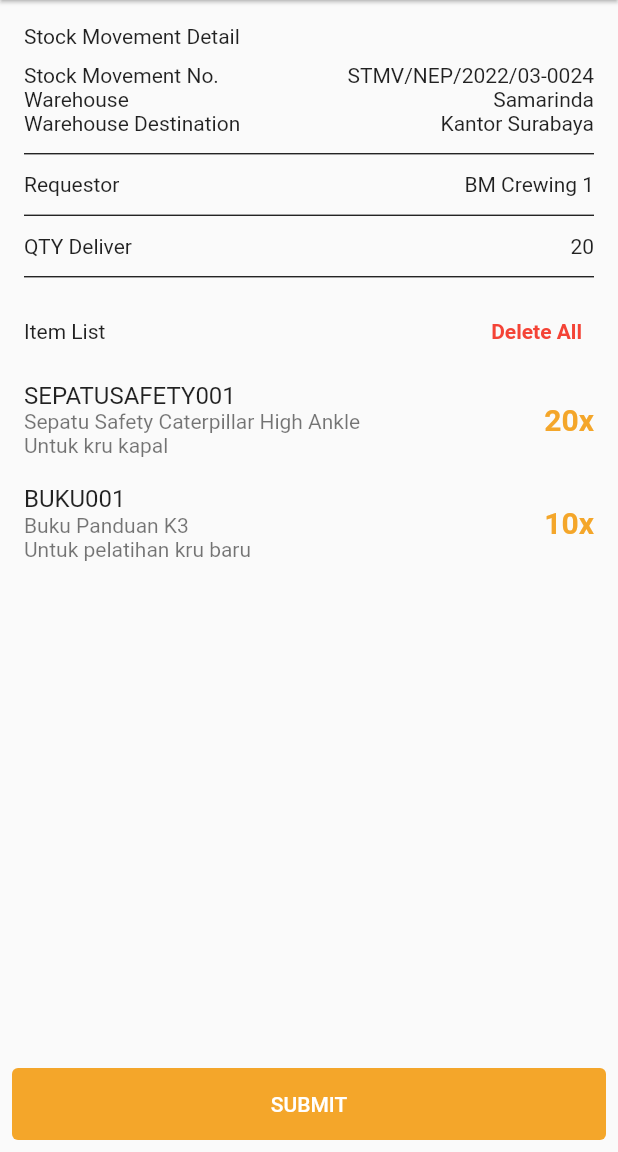
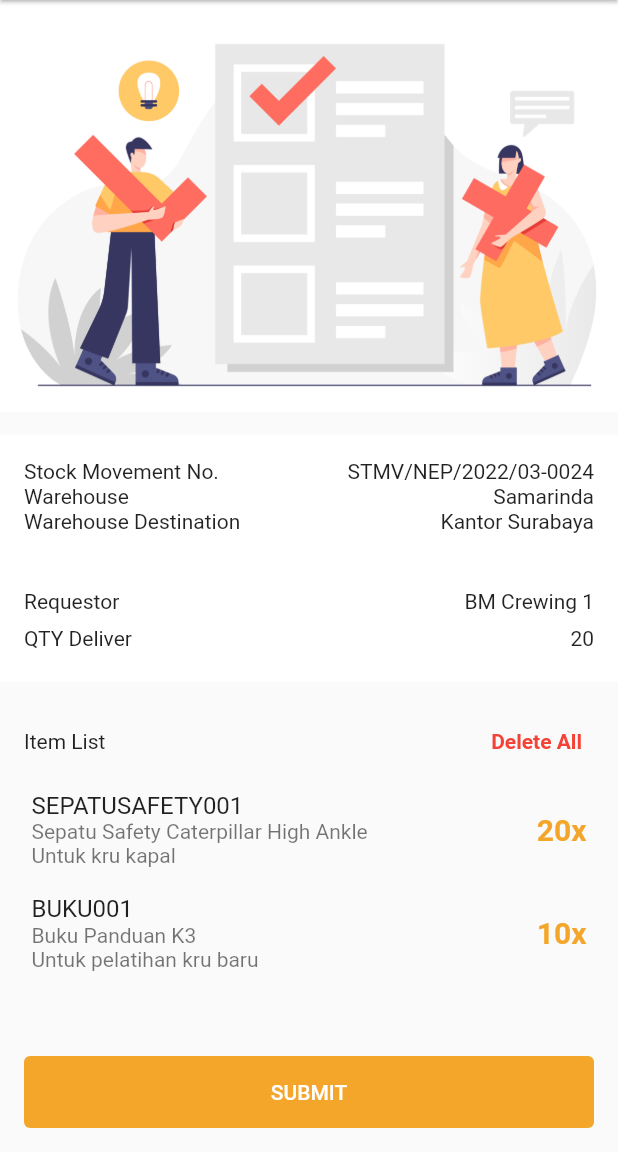
Before and after one commit to daydream410/v2rp, a Flutter app: the StockMovement2 screen opened directly, after a tap on "Load Data", after a tap on "SAVE DATA", on a phone screen of 412 x 824 dp, the part 84-1236 px from its top. Run offline on Flutter 3.47's test engine with Material 2 defaults, Android fonts, the phone set to English and light mode, and no system bars; drawn by our look-alikes of flutter_slidable; our stand-ins replace animated_splash_screen, cached_network_image, curved_navigation_bar, get, hexcolor, image_picker and 3 more; missing offline and left inert: mobile_scanner; accounts and stored records are empty; network calls fail.

Commit message:
sm new ui

```diff
--- a/lib/BE/controller.dart
+++ b/lib/BE/controller.dart
@@ -44,4 +44,8 @@
   Rx<TextEditingController> itReffController = TextEditingController().obs;
   Rx<TextEditingController> itWhController = TextEditingController().obs;
   Rx<TextEditingController> itSppbjController = TextEditingController().obs;
+
+  //sm
+  Rx<TextEditingController> smReffController = TextEditingController().obs;
+  Rx<TextEditingController> smWhController = TextEditingController().obs;
 }
--- a/lib/FE/SM/stock_movement2.dart
+++ b/lib/FE/SM/stock_movement2.dart
@@ -9,6 +9,8 @@
 import 'package:v2rp1/FE/SM/detail_sm.dart';
 import 'package:v2rp1/FE/SM/stock_movement.dart';
 import 'package:v2rp1/FE/SM/stock_movement3.dart';
+
+import '../../BE/controller.dart';
 
 // import 'internal_transfer3.dart';
 
@@ -22,6 +24,7 @@
 class _StockMovement2State extends State<StockMovement2> {
   bool isVisible = false;
   final controllerWh = TextEditingController();
+  static TextControllers textControllers = Get.put(TextControllers());
 
   @override
   Widget build(BuildContext context) {
@@ -30,7 +33,7 @@
         showDialog(
           context: context,
           builder: (context) => AlertDialog(
-            title: const Text('Are u sure?'),
+            title: const Text('Are You sure?'),
             content: const Text('Do you want to exit the App?'),
             actions: [
               TextButton(
@@ -72,26 +75,16 @@
                 crossAxisAlignment: CrossAxisAlignment.stretch,
                 children: [
                   TextField(
-                    controller: controllerWh,
+                    controller: textControllers.smWhController.value,
+                    onSubmitted: (value) {},
                     decoration: InputDecoration(
                       prefixIcon: const Icon(Icons.warehouse),
                       hintText: 'Warehouse',
                       border: OutlineInputBorder(
-                          borderRadius: BorderRadius.circular(15),
+                          borderRadius: BorderRadius.circular(5),
                           borderSide: const BorderSide(color: Colors.black)),
                     ),
                   ),
-                  // const SizedBox(height: 10.0),
-                  // TextField(
-                  //   controller: controllerSppbj,
-                  //   decoration: InputDecoration(
-                  //     prefixIcon: const Icon(Icons.article),
-                  //     hintText: 'SPPBJ No.',
-                  //     border: OutlineInputBorder(
-                  //         borderRadius: BorderRadius.circular(15),
-                  //         borderSide: const BorderSide(color: Colors.black)),
-                  //   ),
-                  // ),
                   const SizedBox(height: 10.0),
                   TextButton(
                     onPressed: () => setState(() => isVisible = !isVisible),
@@ -176,7 +169,7 @@
         bottomNavigationBar: Visibility(
           visible: isVisible,
           child: Padding(
-            padding: const EdgeInsets.all(8.0),
+            padding: const EdgeInsets.all(16.0),
             child: TextButton(
               child: const Padding(
                 padding: EdgeInsets.all(8.0),
--- a/lib/FE/SM/stock_movement3.dart
+++ b/lib/FE/SM/stock_movement3.dart
@@ -20,7 +20,7 @@
         showDialog(
           context: context,
           builder: (context) => AlertDialog(
-            title: const Text('Are u sure?'),
+            title: const Text('Are You sure?'),
             content: const Text('Do you want to exit the App?'),
             actions: [
               TextButton(
@@ -46,25 +46,32 @@
           leading: IconButton(
             icon: const Icon(Icons.arrow_back),
             onPressed: () {
-              // Navigator.push(
-              //   context,
-              //   MaterialPageRoute(builder: (context) => const StockMovement2()),
-              // );
               Get.to(StockMovement3());
             },
           ),
         ),
         body: SafeArea(
           child: SingleChildScrollView(
+            child: Column(
+              children: [
+                const Image(
+                  image: AssetImage('images/vb_conf.jpg'),
+                ),
+                const SizedBox(
+                  height: 15.0,
+                ),
+                Column(
+                  crossAxisAlignment: CrossAxisAlignment.start,
+                  children: [
+                    Container(
+                      width: MediaQuery.of(context).size.width * 1,
+                      height: MediaQuery.of(context).size.height * 0.1,
+                      color: Colors.white,
                       child: Padding(
                         padding: const EdgeInsets.all(16.0),
                         child: Column(
+                          mainAxisAlignment: MainAxisAlignment.spaceAround,
                           children: [
-                  Column(
-                    crossAxisAlignment: CrossAxisAlignment.start,
-                    children: [
-                      const Text('Stock Movement Detail'),
-                      const SizedBox(height: 10.0),
                             Row(
                               mainAxisAlignment: MainAxisAlignment.spaceBetween,
                               children: const [
@@ -86,22 +93,25 @@
                                 Text('Kantor Surabaya'),
                               ],
                             ),
-                      const Divider(
-                        color: Colors.black,
-                        thickness: 0.8,
-                        height: 25,
+                          ],
                         ),
+                      ),
+                    ),
+                    Container(
+                      width: MediaQuery.of(context).size.width * 1,
+                      height: MediaQuery.of(context).size.height * 0.1,
+                      color: Colors.white,
+                      child: Padding(
+                        padding: const EdgeInsets.all(16.0),
+                        child: Column(
+                          mainAxisAlignment: MainAxisAlignment.spaceAround,
+                          children: [
                             Row(
                               mainAxisAlignment: MainAxisAlignment.spaceBetween,
                               children: const [
                                 Text('Requestor'),
                                 Text('BM Crewing 1'),
                               ],
-                      ),
-                      const Divider(
-                        color: Colors.black,
-                        thickness: 0.8,
-                        height: 25,
                             ),
                             Row(
                               mainAxisAlignment: MainAxisAlignment.spaceBetween,
@@ -110,11 +120,20 @@
                                 Text('20'),
                               ],
                             ),
-                      const Divider(
-                        color: Colors.black,
-                        thickness: 0.8,
-                        height: 25,
+                          ],
                         ),
+                      ),
+                    ),
+                    // const Divider(
+                    //   color: Colors.black,
+                    //   thickness: 0.8,
+                    //   height: 25,
+                    // ),
+
+                    Padding(
+                      padding: const EdgeInsets.all(16.0),
+                      child: Column(
+                        children: [
                           Row(
                             mainAxisAlignment: MainAxisAlignment.spaceBetween,
                             children: [
@@ -148,8 +167,8 @@
                               ],
                             ),
                             child: ListTile(
-                          contentPadding:
-                              const EdgeInsets.symmetric(vertical: 5.0),
+                              contentPadding: const EdgeInsets.symmetric(
+                                  vertical: 5.0, horizontal: 5.0),
                               title: const Text('SEPATUSAFETY001'),
                               subtitle: Column(
                                 crossAxisAlignment: CrossAxisAlignment.start,
@@ -187,8 +206,8 @@
                               ],
                             ),
                             child: ListTile(
-                          contentPadding:
-                              const EdgeInsets.symmetric(vertical: 5.0),
+                              contentPadding: const EdgeInsets.symmetric(
+                                  vertical: 5.0, horizontal: 5.0),
                               title: const Text('BUKU001'),
                               subtitle: Column(
                                 crossAxisAlignment: CrossAxisAlignment.start,
@@ -210,13 +229,15 @@
                           ),
                         ],
                       ),
+                    ),
+                  ],
+                ),
               ],
             ),
           ),
         ),
-        ),
         bottomNavigationBar: Padding(
-          padding: const EdgeInsets.all(8.0),
+          padding: const EdgeInsets.all(16.0),
           child: TextButton(
             child: const Padding(
               padding: EdgeInsets.all(8.0),
@@ -227,7 +248,7 @@
                   context: context,
                   builder: (BuildContext context) {
                     return CustomDialogBoxSM(
-                      title: "SUBMIT DATA SUCCESFUL",
+                      title: "SUCCESSFUL DATA SUBMIT",
                       descriptions: "Stock Movement No.STMV/NEP/2022/03-0024",
                       text: "Home",
                       home: "OK",
--- a/lib/FE/mainScreen/home_screen.dart
+++ b/lib/FE/mainScreen/home_screen.dart
@@ -15,6 +15,7 @@
 import '../GR/goods_receive.dart';
 import '../IT/internal_transfer.dart';
 import '../OTP/otp2.dart';
+import '../SM/stock_movement.dart';
 
 // ignore: must_be_immutable
 class HomeScreen extends StatelessWidget {
@@ -221,8 +222,8 @@
                                     child: InkWell(
                                       splashColor: Colors.black38,
                                       onTap: () async {
-                                        // Get.to(StockMovement());
-                                        Get.to(MaintenanceScreen());
+                                        Get.to(StockMovement());
+                                        // Get.to(MaintenanceScreen());
                                       },
                                     ),
                                   ),
```
Also changed, not shown: lib/FE/SM/detail_sm.dart (+4 -4 lines), lib/FE/SM/stock_movement.dart (+35 -39 lines). Lines whose indentation alone changed are shown as unchanged.
